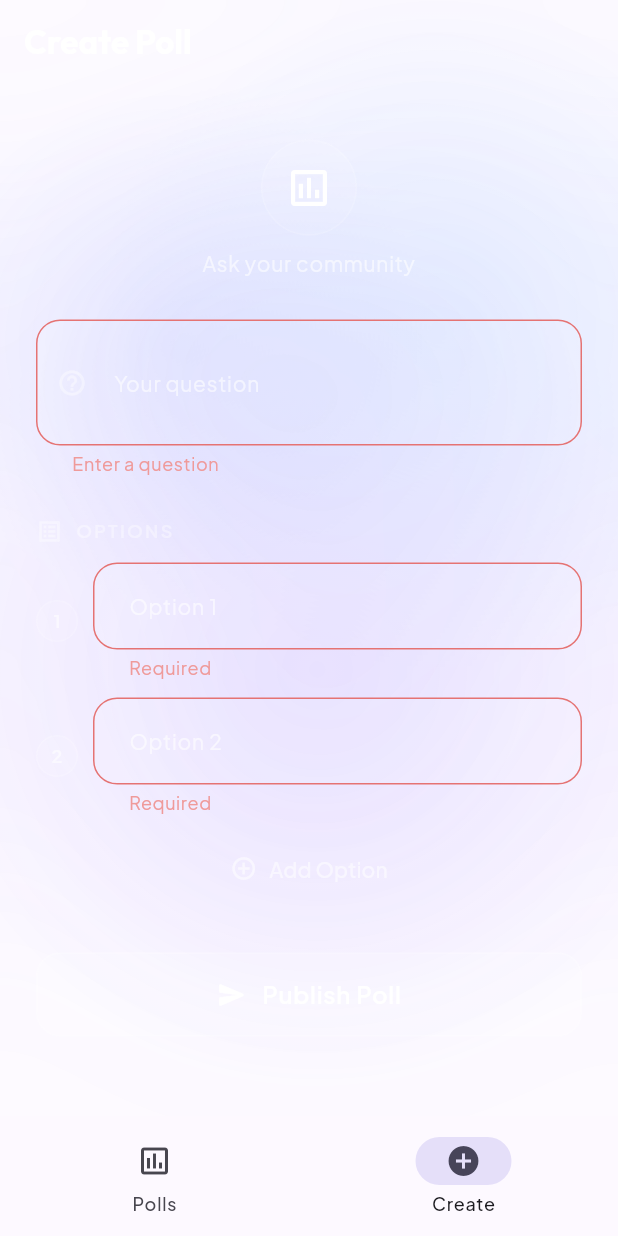
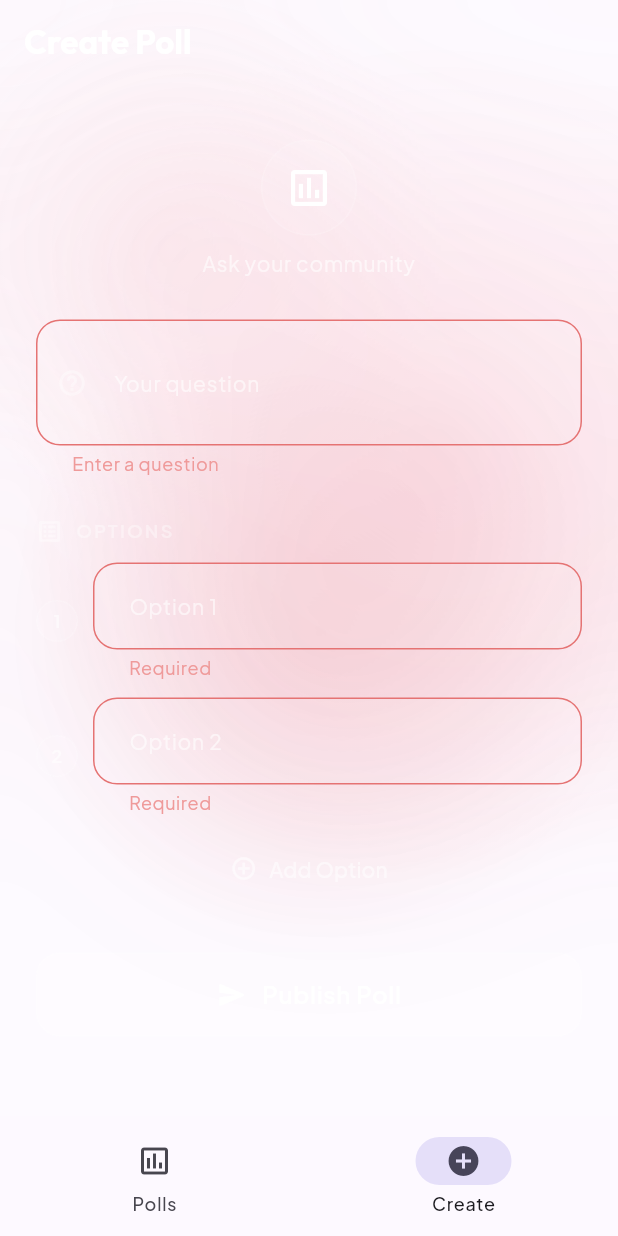
Before and after one commit to silhouette-seven/poll-app, a Flutter app: the screen it shows after launch, item 2 of the bottom bar chosen, after a tap on "Publish Poll", on a phone screen of 412 x 824 dp. Run offline on Flutter 3.47's test engine with Material 3 defaults, Android fonts, the phone set to English and light mode, and no system bars; our stand-ins replace cloud_firestore, connectivity_plus, firebase_auth, firebase_core, flutter_riverpod, go_router and 2 more; accounts and stored records are empty; network calls fail.

Commit message:
fixed some bugs

```diff
--- a/lib/features/common/animated_wave_background.dart
+++ b/lib/features/common/animated_wave_background.dart
@@ -15,55 +15,50 @@ class AnimatedWaveBackground extends ConsumerStatefulWidget {
 }
 
 class _AnimatedWaveBackgroundState extends ConsumerState<AnimatedWaveBackground>
-    with SingleTickerProviderStateMixin {
-  late AnimationController _animController;
+    with TickerProviderStateMixin {
+  late AnimationController _waveController;
+  late AnimationController _colorController;
 
-  List<Color> _displayColors = const [
-    Color(0xFF6B4EFF),
-    Color(0xFF448AFF),
-    Color(0xFF536DFE),
-  ];
-  List<Color> _previousColors = const [
-    Color(0xFF6B4EFF),
-    Color(0xFF448AFF),
-    Color(0xFF536DFE),
-  ];
-  List<Color>? _lastTargetColors;
-  double _colorT = 1.0;
+  late List<Color> _currentColors;
+  late List<Color> _targetColors;
+  late List<Color> _previousColors;
 
   @override
   void initState() {
     super.initState();
-    // Very long duration so movement is imperceptibly slow
-    _animController = AnimationController(
+    // Continuous wave animation (30s loop)
+    _waveController = AnimationController(
       vsync: this,
-      duration: const Duration(hours: 1),
-    )..repeat(); // Linear 0→1 over an hour — no perceptible loop
+      duration: const Duration(seconds: 30),
+    )..repeat();
+
+    // Color transition animation
+    _colorController = AnimationController(
+      vsync: this,
+      duration: const Duration(milliseconds: 1500),
+    );
+
+    const initialColors = [
+      Color(0xFF6B4EFF),
+      Color(0xFF448AFF),
+      Color(0xFF536DFE),
+    ];
+    _currentColors = initialColors;
+    _previousColors = initialColors;
+    _targetColors = initialColors;
   }
 
   @override
   void dispose() {
-    _animController.dispose();
+    _waveController.dispose();
+    _colorController.dispose();
     super.dispose();
-  }
-
-  void _updateColors(List<Color> newColors) {
-    if (_lastTargetColors == null ||
-        !_colorsEqual(_lastTargetColors!, newColors)) {
-      _previousColors = _displayColors;
-      _lastTargetColors = newColors;
-      _colorT = 0.0;
-    }
-    if (_colorT < 1.0) {
-      _colorT = (_colorT + 0.012).clamp(0.0, 1.0);
-      _displayColors = _lerpColors(_previousColors, newColors, _colorT);
-    }
   }
 
   @override
   Widget build(BuildContext context) {
     final waveState = ref.watch(waveStateProvider);
-    _updateColors(waveState.colors);
+    final newColors = waveState.colors;
 
     // Watch connectivity
     final connectivityAsync = ref.watch(connectivityStreamProvider);
@@ -73,23 +68,58 @@ class _AnimatedWaveBackgroundState extends ConsumerState<AnimatedWaveBackground>
       });
     });
 
+    // Trigger color transition if target changes
+    if (!_colorsEqual(_targetColors, newColors)) {
+      _previousColors = List.of(_currentColors);
+      _targetColors = newColors;
+
+      // Logic:
+      // If it's an event (Success/Error), we want a "pulse" effect:
+      // 1. Go to new color (forward)
+      // 2. Return to idle (reverse) - handled by WaveNotifier logic usually,
+      //    but here we ensure the transition itself is smooth.
+      // If the waveState resets automatically, this will just animate to new target.
+
+      _colorController.forward(from: 0.0);
+    }
+
+    // Update current colors during transition
+    if (_colorController.isAnimating || _colorController.isCompleted) {
+      // Use curves for smoother visual transition
+      final t = Curves.easeInOutCubic.transform(_colorController.value);
+      _currentColors = _lerpColors(_previousColors, _targetColors, t);
+    }
+
     final bgColor = Theme.of(context).scaffoldBackgroundColor;
 
     return Stack(
       children: [
-        // Gradient — repaints via the animation's repaint parameter
-        // No setState, no AnimatedBuilder, no widget rebuilds at all
         Positioned.fill(
           child: RepaintBoundary(
-            child: CustomPaint(
-              painter: _GradientPainter(
-                animation: _animController,
-                colors: _displayColors,
-              ),
+            child: AnimatedBuilder(
+              animation: Listenable.merge([_waveController, _colorController]),
+              builder: (context, child) {
+                // Interpolate colors based on controller value
+                final t = Curves.easeInOutCubic.transform(
+                  _colorController.value,
+                );
+                final displayColors = _lerpColors(
+                  _previousColors,
+                  _targetColors,
+                  t,
+                );
+
+                return CustomPaint(
+                  painter: _GradientPainter(
+                    animation: _waveController,
+                    colors: displayColors,
+                  ),
+                );
+              },
             ),
           ),
         ),
-        // Frosted glass
+        // Frosted glass overlay
         Positioned.fill(
           child: ClipRect(
             child: BackdropFilter(
@@ -98,7 +128,7 @@ class _AnimatedWaveBackgroundState extends ConsumerState<AnimatedWaveBackground>
             ),
           ),
         ),
-        // Content — never touched by animation
+        // Content
         widget.child,
       ],
     );
@@ -119,24 +149,19 @@ class _AnimatedWaveBackgroundState extends ConsumerState<AnimatedWaveBackground>
   }
 }
 
-/// Uses CustomPainter's `repaint` parameter to drive repainting
-/// directly from the animation — zero widget rebuilds.
 class _GradientPainter extends CustomPainter {
   final Animation<double> animation;
   final List<Color> colors;
 
-  _GradientPainter({required this.animation, required this.colors})
-    : super(repaint: animation);
+  _GradientPainter({required this.animation, required this.colors});
 
   @override
   void paint(Canvas canvas, Size size) {
     final t = animation.value;
     for (int i = 0; i < colors.length; i++) {
-      // Slow sinusoidal drift using tiny fractions of t
-      // With 1-hour duration, t changes ~0.00028 per second
-      // sin wraps smoothly, so no boundary at all
-      final phase = t * 2 * pi * 3; // 3 full slow cycles over the hour
-      final offset = i * 2.094; // 120° apart
+      final phase = t * 2 * pi;
+      final offset = i * 2.094;
+
       final cx = size.width * (0.5 + 0.25 * sin(phase + offset));
       final cy = size.height * (0.4 + 0.2 * cos(phase * 0.7 + offset));
       final radius =
@@ -155,5 +180,7 @@ class _GradientPainter extends CustomPainter {
   }
 
   @override
-  bool shouldRepaint(_GradientPainter oldDelegate) => true;
+  bool shouldRepaint(_GradientPainter oldDelegate) =>
+      oldDelegate.animation.value != animation.value ||
+      oldDelegate.colors != colors;
 }
--- a/lib/features/polls/presentation/screens/create_poll_screen.dart
+++ b/lib/features/polls/presentation/screens/create_poll_screen.dart
@@ -33,7 +33,10 @@ class _CreatePollScreenState extends ConsumerState<CreatePollScreen> {
   }
 
   Future<void> _createPoll() async {
-    if (!_formKey.currentState!.validate()) return;
+    if (!_formKey.currentState!.validate()) {
+      ref.read(waveStateProvider).triggerError();
+      return;
+    }
     setState(() => _isLoading = true);
 
     try {
--- a/lib/features/polls/presentation/screens/polls_list_screen.dart
+++ b/lib/features/polls/presentation/screens/polls_list_screen.dart
@@ -3,7 +3,6 @@ import 'package:flutter_riverpod/flutter_riverpod.dart';
 import 'package:poll_app/features/common/wave_state.dart';
 import 'package:poll_app/features/polls/presentation/widgets/poll_card.dart';
 import 'package:poll_app/features/polls/providers/poll_providers.dart';
-import 'package:poll_app/features/polls/data/local_poll_storage.dart';
 
 class PollsListScreen extends ConsumerWidget {
   const PollsListScreen({super.key});
```
